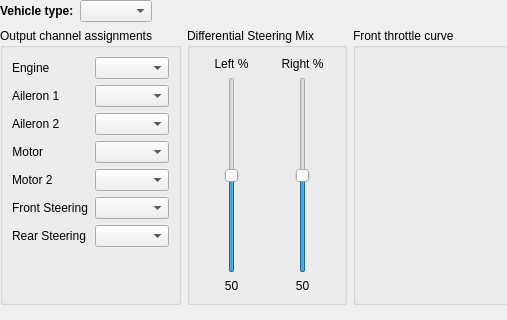
Before: the Qt Designer form ground/openpilotgcs/src/plugins/config/airframe_ground.ui in openpilot/OpenPilot, drawn with Qt 5; both pictures show x 0 to 507 and y 0 to 320 of the 880 by 608 pixel window.
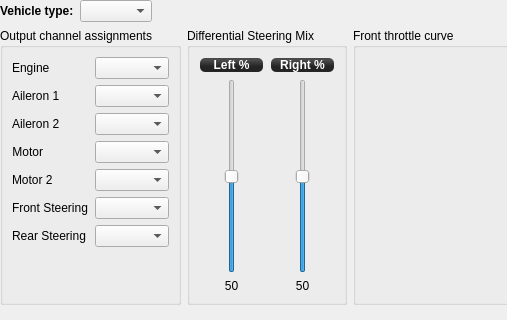
After: the same form once the commit is applied. Custom widgets are drawn as their Qt base class.

Commit message: OP-907 vehicle config widgets now have consistent labels for mixer sliders

Diff of the .ui file:
```diff
--- a/ground/openpilotgcs/src/plugins/config/airframe_ground.ui
+++ b/ground/openpilotgcs/src/plugins/config/airframe_ground.ui
@@ -263,10 +263,19 @@
               </property>
               <property name="font">
                <font>
-                <weight>50</weight>
-                <bold>false</bold>
+                <pointsize>-1</pointsize>
+                <weight>75</weight>
+                <italic>false</italic>
+                <bold>true</bold>
                </font>
               </property>
+              <property name="styleSheet">
+               <string notr="true">background-color: qlineargradient(spread:reflect, x1:0.507, y1:0, x2:0.507, y2:0.772, stop:0.208955 rgba(74, 74, 74, 255), stop:0.78607 rgba(36, 36, 36, 255));
+color: rgb(255, 255, 255);
+border-radius: 5;
+font: bold 12px;
+margin:1px;</string>
+              </property>
               <property name="text">
                <string>Left %</string>
               </property>
@@ -316,6 +325,13 @@
                 <height>0</height>
                </size>
               </property>
+              <property name="styleSheet">
+               <string notr="true">background-color: qlineargradient(spread:reflect, x1:0.507, y1:0, x2:0.507, y2:0.772, stop:0.208955 rgba(74, 74, 74, 255), stop:0.78607 rgba(36, 36, 36, 255));
+color: rgb(255, 255, 255);
+border-radius: 5;
+font: bold 12px;
+margin:1px;</string>
+              </property>
               <property name="text">
                <string>Right %</string>
               </property>
```
Left out of the diff: 4 changed lines with no effect on the pictures. The commit also changes 1 other file.
